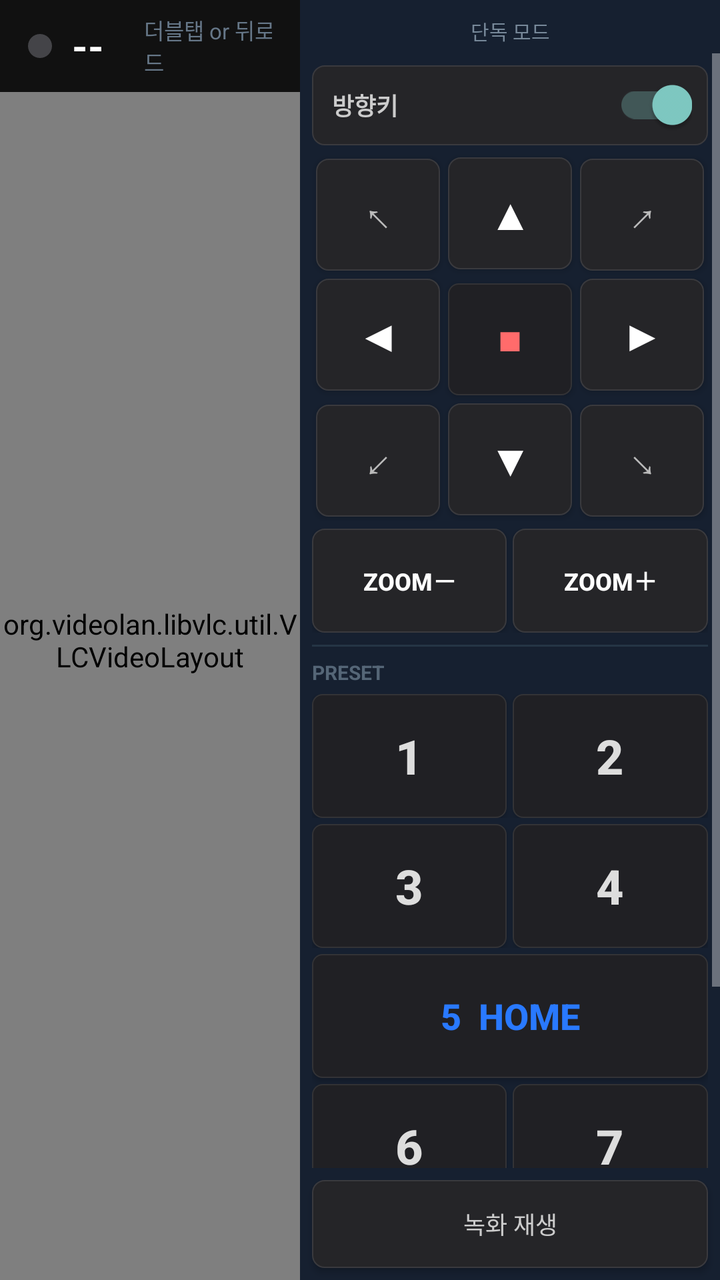
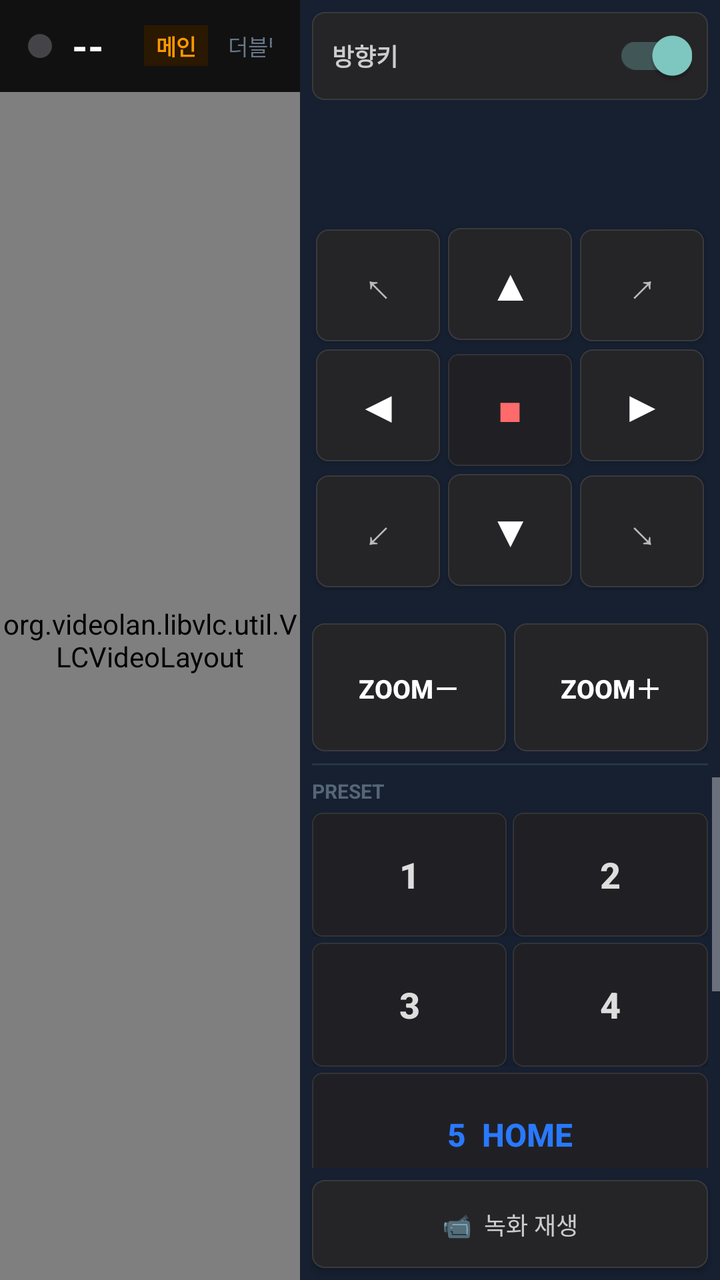

Before-and-after screenshots of an Android layout around one commit, followed by the original layout XML and the change that was made.
<!-- AndroidManifest.xml: application theme AppTheme -->
<!-- res/layout/activity_player.xml -->
<?xml version="1.0" encoding="utf-8"?>
<LinearLayout xmlns:android="http://schemas.android.com/apk/res/android"
    android:layout_width="match_parent"
    android:layout_height="match_parent"
    android:orientation="horizontal"
    android:background="#000000">

    
    <FrameLayout
        android:layout_width="0dp"
        android:layout_height="match_parent"
        android:layout_weight="1"
        android:background="#000000">

        <org.videolan.libvlc.util.VLCVideoLayout android:id="@+id/vlcPlayer"
            android:layout_width="match_parent"
            android:layout_height="match_parent"/>

        
        <LinearLayout
            android:layout_width="match_parent" android:layout_height="46dp"
            android:orientation="horizontal" android:gravity="center_vertical"
            android:paddingStart="14dp" android:paddingEnd="14dp"
            android:background="#DD000000">
            <View android:id="@+id/dotPlayer"
                android:layout_width="12dp" android:layout_height="12dp"
                android:background="@drawable/dot_gray" android:layout_marginEnd="10dp"/>
            <TextView android:id="@+id/lblPlayer"
                android:layout_width="wrap_content" android:layout_height="wrap_content"
                android:text="--" android:textColor="#FFFFFF"
                android:textSize="20sp" android:textStyle="bold"
                android:layout_marginEnd="10dp"/>
            <TextView android:id="@+id/ipPlayer"
                android:layout_width="wrap_content" android:layout_height="wrap_content"
                android:textColor="#AACCFF" android:textSize="14sp"
                android:layout_marginEnd="10dp"/>
            <TextView android:id="@+id/tvStreamStatus"
                android:layout_width="0dp" android:layout_height="wrap_content"
                android:layout_weight="1"
                android:text="연결 중..." android:textColor="#FFB300"
                android:textSize="13sp" android:textStyle="bold"/>
            <TextView
                android:layout_width="wrap_content" android:layout_height="wrap_content"
                android:text="더블탭 or 뒤로가기 = 그리드"
                android:textColor="#667788" android:textSize="11sp"/>
        </LinearLayout>
        
        <View android:id="@+id/touchOverlay"
            android:layout_width="match_parent" android:layout_height="match_parent"
            android:layout_marginTop="46dp"
            android:background="@android:color/transparent"/>
    </FrameLayout>

    
    <LinearLayout
        android:layout_width="210dp"
        android:layout_height="match_parent"
        android:orientation="vertical"
        android:background="#162030">

        <TextView android:id="@+id/tvPtzHint"
            android:layout_width="match_parent" android:layout_height="wrap_content"
            android:text="단독 모드" android:textColor="#778899"
            android:textSize="10sp" android:gravity="center"
            android:paddingTop="8dp" android:paddingBottom="4dp"/>

        <ScrollView android:layout_width="match_parent" android:layout_height="0dp"
            android:layout_weight="1" android:fillViewport="true">
            <LinearLayout android:layout_width="match_parent" android:layout_height="wrap_content"
                android:orientation="vertical" android:padding="6dp">

                
                <LinearLayout android:layout_width="match_parent" android:layout_height="40dp"
                    android:orientation="horizontal" android:gravity="center_vertical"
                    android:paddingStart="10dp" android:paddingEnd="8dp"
                    android:background="@drawable/bg_btn" android:layout_marginBottom="4dp">
                    <TextView android:layout_width="0dp" android:layout_height="wrap_content"
                        android:layout_weight="1" android:text="방향키"
                        android:textColor="#CCCCCC" android:textSize="12sp" android:textStyle="bold"/>
                    <androidx.appcompat.widget.SwitchCompat android:id="@+id/swPtz"
                        android:layout_width="wrap_content" android:layout_height="wrap_content"
                        android:checked="true"/>
                </LinearLayout>

                
                <GridLayout android:id="@+id/ptzArea"
                    android:layout_width="match_parent" android:layout_height="wrap_content"
                    android:columnCount="3" android:layout_marginBottom="4dp">
                    <Button android:id="@+id/btnNW" android:layout_width="0dp" android:layout_height="56dp"
                        android:layout_columnWeight="1" android:layout_margin="2dp"
                        android:text="↖" android:textSize="20sp"
                        android:background="@drawable/bg_btn" android:textColor="#BBBBBB"/>
                    <Button android:id="@+id/btnN" android:layout_width="0dp" android:layout_height="56dp"
                        android:layout_columnWeight="1" android:layout_margin="2dp"
                        android:text="▲" android:textSize="22sp"
                        android:background="@drawable/bg_btn" android:textColor="#FFFFFF"/>
                    <Button android:id="@+id/btnNE" android:layout_width="0dp" android:layout_height="56dp"
                        android:layout_columnWeight="1" android:layout_margin="2dp"
                        android:text="↗" android:textSize="20sp"
                        android:background="@drawable/bg_btn" android:textColor="#BBBBBB"/>
                    <Button android:id="@+id/btnW" android:layout_width="0dp" android:layout_height="56dp"
                        android:layout_columnWeight="1" android:layout_margin="2dp"
                        android:text="◀" android:textSize="22sp"
                        android:background="@drawable/bg_btn" android:textColor="#FFFFFF"/>
                    <Button android:id="@+id/btnStop" android:layout_width="0dp" android:layout_height="56dp"
                        android:layout_columnWeight="1" android:layout_margin="2dp"
                        android:text="■" android:textSize="16sp"
                        android:background="@drawable/bg_preset" android:textColor="#FF6B6B"/>
                    <Button android:id="@+id/btnE" android:layout_width="0dp" android:layout_height="56dp"
                        android:layout_columnWeight="1" android:layout_margin="2dp"
                        android:text="▶" android:textSize="22sp"
                        android:background="@drawable/bg_btn" android:textColor="#FFFFFF"/>
                    <Button android:id="@+id/btnSW" android:layout_width="0dp" android:layout_height="56dp"
                        android:layout_columnWeight="1" android:layout_margin="2dp"
                        android:text="↙" android:textSize="20sp"
                        android:background="@drawable/bg_btn" android:textColor="#BBBBBB"/>
                    <Button android:id="@+id/btnS" android:layout_width="0dp" android:layout_height="56dp"
                        android:layout_columnWeight="1" android:layout_margin="2dp"
                        android:text="▼" android:textSize="22sp"
                        android:background="@drawable/bg_btn" android:textColor="#FFFFFF"/>
                    <Button android:id="@+id/btnSE" android:layout_width="0dp" android:layout_height="56dp"
                        android:layout_columnWeight="1" android:layout_margin="2dp"
                        android:text="↘" android:textSize="20sp"
                        android:background="@drawable/bg_btn" android:textColor="#BBBBBB"/>
                </GridLayout>

                
                <LinearLayout android:layout_width="match_parent" android:layout_height="wrap_content"
                    android:orientation="horizontal" android:layout_marginBottom="6dp">
                    <Button android:id="@+id/btnZoomOut"
                        android:layout_width="0dp" android:layout_height="52dp"
                        android:layout_weight="1" android:layout_marginEnd="3dp"
                        android:text="ZOOM－" android:textSize="12sp" android:textStyle="bold"
                        android:textColor="#FFFFFF" android:background="@drawable/bg_btn"/>
                    <Button android:id="@+id/btnZoomIn"
                        android:layout_width="0dp" android:layout_height="52dp"
                        android:layout_weight="1"
                        android:text="ZOOM＋" android:textSize="12sp" android:textStyle="bold"
                        android:textColor="#FFFFFF" android:background="@drawable/bg_btn"/>
                </LinearLayout>

                <View android:layout_width="match_parent" android:layout_height="1dp"
                    android:background="#253545" android:layout_marginBottom="6dp"/>

                <TextView android:layout_width="wrap_content" android:layout_height="wrap_content"
                    android:text="PRESET" android:textColor="#556677"
                    android:textSize="10sp" android:textStyle="bold"
                    android:layout_marginBottom="4dp"/>

                
                <LinearLayout android:layout_width="match_parent" android:layout_height="wrap_content"
                    android:orientation="horizontal" android:layout_marginBottom="3dp">
                    <Button android:id="@+id/btnP1" android:layout_width="0dp" android:layout_height="62dp"
                        android:layout_weight="1" android:layout_marginEnd="3dp"
                        android:text="1" android:textSize="24sp" android:textStyle="bold"
                        android:textColor="#DDDDDD" android:background="@drawable/bg_preset"/>
                    <Button android:id="@+id/btnP2" android:layout_width="0dp" android:layout_height="62dp"
                        android:layout_weight="1"
                        android:text="2" android:textSize="24sp" android:textStyle="bold"
                        android:textColor="#DDDDDD" android:background="@drawable/bg_preset"/>
                </LinearLayout>
                <LinearLayout android:layout_width="match_parent" android:layout_height="wrap_content"
                    android:orientation="horizontal" android:layout_marginBottom="3dp">
                    <Button android:id="@+id/btnP3" android:layout_width="0dp" android:layout_height="62dp"
                        android:layout_weight="1" android:layout_marginEnd="3dp"
                        android:text="3" android:textSize="24sp" android:textStyle="bold"
                        android:textColor="#DDDDDD" android:background="@drawable/bg_preset"/>
                    <Button android:id="@+id/btnP4" android:layout_width="0dp" android:layout_height="62dp"
                        android:layout_weight="1"
                        android:text="4" android:textSize="24sp" android:textStyle="bold"
                        android:textColor="#DDDDDD" android:background="@drawable/bg_preset"/>
                </LinearLayout>
                <Button android:id="@+id/btnP5"
                    android:layout_width="match_parent" android:layout_height="62dp"
                    android:layout_marginBottom="3dp"
                    android:text="5  HOME" android:textSize="18sp" android:textStyle="bold"
                    android:textColor="#2979FF" android:background="@drawable/bg_preset"/>
                <LinearLayout android:layout_width="match_parent" android:layout_height="wrap_content"
                    android:orientation="horizontal" android:layout_marginBottom="3dp">
                    <Button android:id="@+id/btnP6" android:layout_width="0dp" android:layout_height="62dp"
                        android:layout_weight="1" android:layout_marginEnd="3dp"
                        android:text="6" android:textSize="24sp" android:textStyle="bold"
                        android:textColor="#DDDDDD" android:background="@drawable/bg_preset"/>
                    <Button android:id="@+id/btnP7" android:layout_width="0dp" android:layout_height="62dp"
                        android:layout_weight="1"
                        android:text="7" android:textSize="24sp" android:textStyle="bold"
                        android:textColor="#DDDDDD" android:background="@drawable/bg_preset"/>
                </LinearLayout>
                <LinearLayout android:layout_width="match_parent" android:layout_height="wrap_content"
                    android:orientation="horizontal" android:layout_marginBottom="4dp">
                    <Button android:id="@+id/btnP8" android:layout_width="0dp" android:layout_height="62dp"
                        android:layout_weight="1" android:layout_marginEnd="3dp"
                        android:text="8" android:textSize="24sp" android:textStyle="bold"
                        android:textColor="#DDDDDD" android:background="@drawable/bg_preset"/>
                    <Button android:id="@+id/btnP9" android:layout_width="0dp" android:layout_height="62dp"
                        android:layout_weight="1"
                        android:text="9" android:textSize="24sp" android:textStyle="bold"
                        android:textColor="#DDDDDD" android:background="@drawable/bg_preset"/>
                </LinearLayout>

                <TextView android:layout_width="match_parent" android:layout_height="wrap_content"
                    android:text="길게 눌러 현재위치 저장"
                    android:textColor="#445566" android:textSize="9sp" android:gravity="center"/>

            </LinearLayout>
        </ScrollView>

        
        <Button android:id="@+id/btnPlayback"
            android:layout_width="match_parent" android:layout_height="44dp"
            android:layout_margin="6dp"
            android:text="녹화 재생" android:textSize="12sp"
            android:textColor="#CCCCCC" android:background="@drawable/bg_btn"/>

    </LinearLayout>
</LinearLayout>
<!-- resources referenced by this layout -->
<resources>
  <!-- drawable bg_btn (drawable) -->
  <?xml version="1.0" encoding="utf-8"?>
  <shape xmlns:android="http://schemas.android.com/apk/res/android"><solid android:color="#252528"/><corners android:radius="6dp"/><stroke android:width="0.5dp" android:color="#3A3A3E"/></shape>
  <!-- drawable bg_preset (drawable) -->
  <?xml version="1.0" encoding="utf-8"?>
  <shape xmlns:android="http://schemas.android.com/apk/res/android"><solid android:color="#202024"/><corners android:radius="5dp"/><stroke android:width="0.5dp" android:color="#333336"/></shape>
  <!-- drawable dot_gray (drawable) -->
  <?xml version="1.0" encoding="utf-8"?>
  <shape xmlns:android="http://schemas.android.com/apk/res/android" android:shape="oval"><solid android:color="#444448"/></shape>
  <style name="AppTheme" parent="Theme.AppCompat.NoActionBar">
          <item name="colorPrimary">#2979FF</item>
          <item name="android:windowBackground">#0A0A0A</item>
          <item name="android:statusBarColor">#0A0A0A</item>
      </style>
</resources>

<!-- the commit's change to res/layout/activity_player.xml (unified diff, before → after) -->
@@ -7,18 +7,14 @@
 
     
     <FrameLayout
-        android:layout_width="0dp"
-        android:layout_height="match_parent"
-        android:layout_weight="1"
-        android:background="#000000">
+        android:layout_width="0dp" android:layout_height="match_parent"
+        android:layout_weight="1" android:background="#000000">
 
         <org.videolan.libvlc.util.VLCVideoLayout android:id="@+id/vlcPlayer"
-            android:layout_width="match_parent"
-            android:layout_height="match_parent"/>
-
-        
-        <LinearLayout
-            android:layout_width="match_parent" android:layout_height="46dp"
+            android:layout_width="match_parent" android:layout_height="match_parent"/>
+
+        
+        <LinearLayout android:layout_width="match_parent" android:layout_height="46dp"
             android:orientation="horizontal" android:gravity="center_vertical"
             android:paddingStart="14dp" android:paddingEnd="14dp"
             android:background="#DD000000">
@@ -34,16 +30,24 @@
                 android:layout_width="wrap_content" android:layout_height="wrap_content"
                 android:textColor="#AACCFF" android:textSize="14sp"
                 android:layout_marginEnd="10dp"/>
+            
+            <TextView android:layout_width="wrap_content" android:layout_height="wrap_content"
+                android:text="메인" android:textColor="#FF9800"
+                android:textSize="11sp" android:textStyle="bold"
+                android:background="#2a1800" android:paddingStart="6dp" android:paddingEnd="6dp"
+                android:paddingTop="2dp" android:paddingBottom="2dp"
+                android:layout_marginEnd="10dp"/>
+            
             <TextView android:id="@+id/tvStreamStatus"
                 android:layout_width="0dp" android:layout_height="wrap_content"
                 android:layout_weight="1"
                 android:text="연결 중..." android:textColor="#FFB300"
                 android:textSize="13sp" android:textStyle="bold"/>
-            <TextView
-                android:layout_width="wrap_content" android:layout_height="wrap_content"
-                android:text="더블탭 or 뒤로가기 = 그리드"
+            <TextView android:layout_width="wrap_content" android:layout_height="wrap_content"
+                android:text="더블탭 = 그리드"
                 android:textColor="#667788" android:textSize="11sp"/>
         </LinearLayout>
+
         
         <View android:id="@+id/touchOverlay"
             android:layout_width="match_parent" android:layout_height="match_parent"
@@ -53,155 +57,153 @@
 
     
     <LinearLayout
-        android:layout_width="210dp"
-        android:layout_height="match_parent"
-        android:orientation="vertical"
-        android:background="#162030">
-
-        <TextView android:id="@+id/tvPtzHint"
+        android:layout_width="210dp" android:layout_height="match_parent"
+        android:orientation="vertical" android:background="#162030">
+
+        
+        <LinearLayout android:layout_width="match_parent" android:layout_height="44dp"
+            android:orientation="horizontal" android:gravity="center_vertical"
+            android:paddingStart="10dp" android:paddingEnd="8dp"
+            android:background="@drawable/bg_btn" android:layout_margin="6dp">
+            <TextView android:layout_width="0dp" android:layout_height="wrap_content"
+                android:layout_weight="1" android:text="방향키"
+                android:textColor="#CCCCCC" android:textSize="12sp" android:textStyle="bold"/>
+            <androidx.appcompat.widget.SwitchCompat android:id="@+id/swPtz"
+                android:layout_width="wrap_content" android:layout_height="wrap_content"
+                android:checked="true"/>
+        </LinearLayout>
+
+        
+        <View android:layout_width="match_parent" android:layout_height="56dp"/>
+
+        
+        <GridLayout android:id="@+id/ptzArea"
             android:layout_width="match_parent" android:layout_height="wrap_content"
-            android:text="단독 모드" android:textColor="#778899"
-            android:textSize="10sp" android:gravity="center"
-            android:paddingTop="8dp" android:paddingBottom="4dp"/>
-
+            android:columnCount="3" android:paddingStart="6dp" android:paddingEnd="6dp">
+            <Button android:id="@+id/btnNW" android:layout_width="0dp" android:layout_height="56dp"
+                android:layout_columnWeight="1" android:layout_margin="2dp"
+                android:text="↖" android:textSize="20sp"
+                android:background="@drawable/bg_btn" android:textColor="#BBBBBB"/>
+            <Button android:id="@+id/btnN" android:layout_width="0dp" android:layout_height="56dp"
+                android:layout_columnWeight="1" android:layout_margin="2dp"
+                android:text="▲" android:textSize="22sp"
+                android:background="@drawable/bg_btn" android:textColor="#FFFFFF"/>
+            <Button android:id="@+id/btnNE" android:layout_width="0dp" android:layout_height="56dp"
+                android:layout_columnWeight="1" android:layout_margin="2dp"
+                android:text="↗" android:textSize="20sp"
+                android:background="@drawable/bg_btn" android:textColor="#BBBBBB"/>
+            <Button android:id="@+id/btnW" android:layout_width="0dp" android:layout_height="56dp"
+                android:layout_columnWeight="1" android:layout_margin="2dp"
+                android:text="◀" android:textSize="22sp"
+                android:background="@drawable/bg_btn" android:textColor="#FFFFFF"/>
+            <Button android:id="@+id/btnStop" android:layout_width="0dp" android:layout_height="56dp"
+                android:layout_columnWeight="1" android:layout_margin="2dp"
+                android:text="■" android:textSize="16sp"
+                android:background="@drawable/bg_preset" android:textColor="#FF6B6B"/>
+            <Button android:id="@+id/btnE" android:layout_width="0dp" android:layout_height="56dp"
+                android:layout_columnWeight="1" android:layout_margin="2dp"
+                android:text="▶" android:textSize="22sp"
+                android:background="@drawable/bg_btn" android:textColor="#FFFFFF"/>
+            <Button android:id="@+id/btnSW" android:layout_width="0dp" android:layout_height="56dp"
+                android:layout_columnWeight="1" android:layout_margin="2dp"
+                android:text="↙" android:textSize="20sp"
+                android:background="@drawable/bg_btn" android:textColor="#BBBBBB"/>
+            <Button android:id="@+id/btnS" android:layout_width="0dp" android:layout_height="56dp"
+                android:layout_columnWeight="1" android:layout_margin="2dp"
+                android:text="▼" android:textSize="22sp"
+                android:background="@drawable/bg_btn" android:textColor="#FFFFFF"/>
+            <Button android:id="@+id/btnSE" android:layout_width="0dp" android:layout_height="56dp"
+                android:layout_columnWeight="1" android:layout_margin="2dp"
+                android:text="↘" android:textSize="20sp"
+                android:background="@drawable/bg_btn" android:textColor="#BBBBBB"/>
+        </GridLayout>
+
+        
+        <LinearLayout android:layout_width="match_parent" android:layout_height="wrap_content"
+            android:orientation="horizontal"
+            android:layout_marginTop="16dp"
+            android:paddingStart="6dp" android:paddingEnd="6dp"
+            android:layout_marginBottom="6dp">
+            <Button android:id="@+id/btnZoomOut"
+                android:layout_width="0dp" android:layout_height="64dp"
+                android:layout_weight="1" android:layout_marginEnd="4dp"
+                android:text="ZOOM－" android:textSize="13sp" android:textStyle="bold"
+                android:textColor="#FFFFFF" android:background="@drawable/bg_btn"/>
+            <Button android:id="@+id/btnZoomIn"
+                android:layout_width="0dp" android:layout_height="64dp"
+                android:layout_weight="1"
+                android:text="ZOOM＋" android:textSize="13sp" android:textStyle="bold"
+                android:textColor="#FFFFFF" android:background="@drawable/bg_btn"/>
+        </LinearLayout>
+
+        <View android:layout_width="match_parent" android:layout_height="1dp"
+            android:background="#253545" android:layout_marginBottom="6dp"
+            android:layout_marginStart="6dp" android:layout_marginEnd="6dp"/>
+
+        
         <ScrollView android:layout_width="match_parent" android:layout_height="0dp"
             android:layout_weight="1" android:fillViewport="true">
             <LinearLayout android:layout_width="match_parent" android:layout_height="wrap_content"
-                android:orientation="vertical" android:padding="6dp">
-
-                
-                <LinearLayout android:layout_width="match_parent" android:layout_height="40dp"
-                    android:orientation="horizontal" android:gravity="center_vertical"
-                    android:paddingStart="10dp" android:paddingEnd="8dp"
-                    android:background="@drawable/bg_btn" android:layout_marginBottom="4dp">
-                    <TextView android:layout_width="0dp" android:layout_height="wrap_content"
-                        android:layout_weight="1" android:text="방향키"
-                        android:textColor="#CCCCCC" android:textSize="12sp" android:textStyle="bold"/>
-                    <androidx.appcompat.widget.SwitchCompat android:id="@+id/swPtz"
-                        android:layout_width="wrap_content" android:layout_height="wrap_content"
-                        android:checked="true"/>
-                </LinearLayout>
-
-                
-                <GridLayout android:id="@+id/ptzArea"
-                    android:layout_width="match_parent" android:layout_height="wrap_content"
-                    android:columnCount="3" android:layout_marginBottom="4dp">
-                    <Button android:id="@+id/btnNW" android:layout_width="0dp" android:layout_height="56dp"
-                        android:layout_columnWeight="1" android:layout_margin="2dp"
-                        android:text="↖" android:textSize="20sp"
-                        android:background="@drawable/bg_btn" android:textColor="#BBBBBB"/>
-                    <Button android:id="@+id/btnN" android:layout_width="0dp" android:layout_height="56dp"
-                        android:layout_columnWeight="1" android:layout_margin="2dp"
-                        android:text="▲" android:textSize="22sp"
-                        android:background="@drawable/bg_btn" android:textColor="#FFFFFF"/>
-                    <Button android:id="@+id/btnNE" android:layout_width="0dp" android:layout_height="56dp"
-                        android:layout_columnWeight="1" android:layout_margin="2dp"
-                        android:text="↗" android:textSize="20sp"
-                        android:background="@drawable/bg_btn" android:textColor="#BBBBBB"/>
-                    <Button android:id="@+id/btnW" android:layout_width="0dp" android:layout_height="56dp"
-                        android:layout_columnWeight="1" android:layout_margin="2dp"
-                        android:text="◀" android:textSize="22sp"
-                        android:background="@drawable/bg_btn" android:textColor="#FFFFFF"/>
-                    <Button android:id="@+id/btnStop" android:layout_width="0dp" android:layout_height="56dp"
-                        android:layout_columnWeight="1" android:layout_margin="2dp"
-                        android:text="■" android:textSize="16sp"
-                        android:background="@drawable/bg_preset" android:textColor="#FF6B6B"/>
-                    <Button android:id="@+id/btnE" android:layout_width="0dp" android:layout_height="56dp"
-                        android:layout_columnWeight="1" android:layout_margin="2dp"
-                        android:text="▶" android:textSize="22sp"
-                        android:background="@drawable/bg_btn" android:textColor="#FFFFFF"/>
-                    <Button android:id="@+id/btnSW" android:layout_width="0dp" android:layout_height="56dp"
-                        android:layout_columnWeight="1" android:layout_margin="2dp"
-                        android:text="↙" android:textSize="20sp"
-                        android:background="@drawable/bg_btn" android:textColor="#BBBBBB"/>
-                    <Button android:id="@+id/btnS" android:layout_width="0dp" android:layout_height="56dp"
-                        android:layout_columnWeight="1" android:layout_margin="2dp"
-                        android:text="▼" android:textSize="22sp"
-                        android:background="@drawable/bg_btn" android:textColor="#FFFFFF"/>
-                    <Button android:id="@+id/btnSE" android:layout_width="0dp" android:layout_height="56dp"
-                        android:layout_columnWeight="1" android:layout_margin="2dp"
-                        android:text="↘" android:textSize="20sp"
-                        android:background="@drawable/bg_btn" android:textColor="#BBBBBB"/>
-                </GridLayout>
-
-                
-                <LinearLayout android:layout_width="match_parent" android:layout_height="wrap_content"
-                    android:orientation="horizontal" android:layout_marginBottom="6dp">
-                    <Button android:id="@+id/btnZoomOut"
-                        android:layout_width="0dp" android:layout_height="52dp"
-                        android:layout_weight="1" android:layout_marginEnd="3dp"
-                        android:text="ZOOM－" android:textSize="12sp" android:textStyle="bold"
-                        android:textColor="#FFFFFF" android:background="@drawable/bg_btn"/>
-                    <Button android:id="@+id/btnZoomIn"
-                        android:layout_width="0dp" android:layout_height="52dp"
-                        android:layout_weight="1"
-                        android:text="ZOOM＋" android:textSize="12sp" android:textStyle="bold"
-                        android:textColor="#FFFFFF" android:background="@drawable/bg_btn"/>
-                </LinearLayout>
-
-                <View android:layout_width="match_parent" android:layout_height="1dp"
-                    android:background="#253545" android:layout_marginBottom="6dp"/>
+                android:orientation="vertical"
+                android:paddingStart="6dp" android:paddingEnd="6dp">
 
                 <TextView android:layout_width="wrap_content" android:layout_height="wrap_content"
                     android:text="PRESET" android:textColor="#556677"
                     android:textSize="10sp" android:textStyle="bold"
                     android:layout_marginBottom="4dp"/>
 
-                
                 <LinearLayout android:layout_width="match_parent" android:layout_height="wrap_content"
                     android:orientation="horizontal" android:layout_marginBottom="3dp">
                     <Button android:id="@+id/btnP1" android:layout_width="0dp" android:layout_height="62dp"
                         android:layout_weight="1" android:layout_marginEnd="3dp"
-                        android:text="1" android:textSize="24sp" android:textStyle="bold"
+                        android:text="1" android:textSize="18sp" android:textStyle="bold"
                         android:textColor="#DDDDDD" android:background="@drawable/bg_preset"/>
                     <Button android:id="@+id/btnP2" android:layout_width="0dp" android:layout_height="62dp"
                         android:layout_weight="1"
-                        android:text="2" android:textSize="24sp" android:textStyle="bold"
+                        android:text="2" android:textSize="18sp" android:textStyle="bold"
                         android:textColor="#DDDDDD" android:background="@drawable/bg_preset"/>
                 </LinearLayout>
                 <LinearLayout android:layout_width="match_parent" android:layout_height="wrap_content"
                     android:orientation="horizontal" android:layout_marginBottom="3dp">
                     <Button android:id="@+id/btnP3" android:layout_width="0dp" android:layout_height="62dp"
                         android:layout_weight="1" android:layout_marginEnd="3dp"
-                        android:text="3" android:textSize="24sp" android:textStyle="bold"
+                        android:text="3" android:textSize="18sp" android:textStyle="bold"
                         android:textColor="#DDDDDD" android:background="@drawable/bg_preset"/>
                     <Button android:id="@+id/btnP4" android:layout_width="0dp" android:layout_height="62dp"
                         android:layout_weight="1"
-                        android:text="4" android:textSize="24sp" android:textStyle="bold"
+                        android:text="4" android:textSize="18sp" android:textStyle="bold"
                         android:textColor="#DDDDDD" android:background="@drawable/bg_preset"/>
                 </LinearLayout>
                 <Button android:id="@+id/btnP5"
                     android:layout_width="match_parent" android:layout_height="62dp"
                     android:layout_marginBottom="3dp"
-                    android:text="5  HOME" android:textSize="18sp" android:textStyle="bold"
+                    android:text="5  HOME" android:textSize="16sp" android:textStyle="bold"
                     android:textColor="#2979FF" android:background="@drawable/bg_preset"/>
                 <LinearLayout android:layout_width="match_parent" android:layout_height="wrap_content"
                     android:orientation="horizontal" android:layout_marginBottom="3dp">
                     <Button android:id="@+id/btnP6" android:layout_width="0dp" android:layout_height="62dp"
                         android:layout_weight="1" android:layout_marginEnd="3dp"
-                        android:text="6" android:textSize="24sp" android:textStyle="bold"
+                        android:text="6" android:textSize="18sp" android:textStyle="bold"
                         android:textColor="#DDDDDD" android:background="@drawable/bg_preset"/>
                     <Button android:id="@+id/btnP7" android:layout_width="0dp" android:layout_height="62dp"
                         android:layout_weight="1"
-                        android:text="7" android:textSize="24sp" android:textStyle="bold"
+                        android:text="7" android:textSize="18sp" android:textStyle="bold"
                         android:textColor="#DDDDDD" android:background="@drawable/bg_preset"/>
                 </LinearLayout>
                 <LinearLayout android:layout_width="match_parent" android:layout_height="wrap_content"
                     android:orientation="horizontal" android:layout_marginBottom="4dp">
                     <Button android:id="@+id/btnP8" android:layout_width="0dp" android:layout_height="62dp"
                         android:layout_weight="1" android:layout_marginEnd="3dp"
-                        android:text="8" android:textSize="24sp" android:textStyle="bold"
+                        android:text="8" android:textSize="18sp" android:textStyle="bold"
                         android:textColor="#DDDDDD" android:background="@drawable/bg_preset"/>
                     <Button android:id="@+id/btnP9" android:layout_width="0dp" android:layout_height="62dp"
                         android:layout_weight="1"
-                        android:text="9" android:textSize="24sp" android:textStyle="bold"
-                        android:textColor="#DDDDDD" android:background="@drawable/bg_preset"/>
-                </LinearLayout>
-
+                        android:text="9" android:textSize="18sp" android:textStyle="bold"
+                        android:textColor="#DDDDDD" android:background="@drawable/bg_preset"/>
+                </LinearLayout>
                 <TextView android:layout_width="match_parent" android:layout_height="wrap_content"
-                    android:text="길게 눌러 현재위치 저장"
+                    android:text="길게 눌러 이름 저장"
                     android:textColor="#445566" android:textSize="9sp" android:gravity="center"/>
-
             </LinearLayout>
         </ScrollView>
 
@@ -209,8 +211,7 @@
         <Button android:id="@+id/btnPlayback"
             android:layout_width="match_parent" android:layout_height="44dp"
             android:layout_margin="6dp"
-            android:text="녹화 재생" android:textSize="12sp"
+            android:text="📹  녹화 재생" android:textSize="12sp"
             android:textColor="#CCCCCC" android:background="@drawable/bg_btn"/>
-
     </LinearLayout>
 </LinearLayout>
